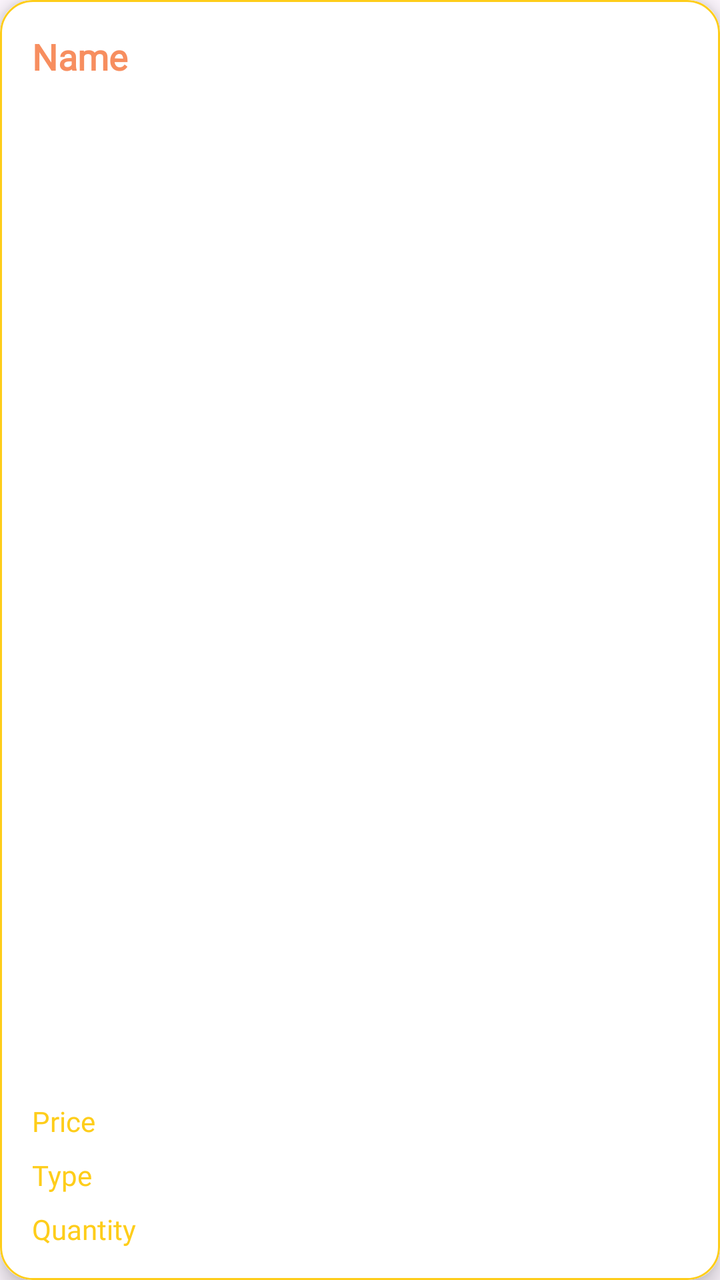
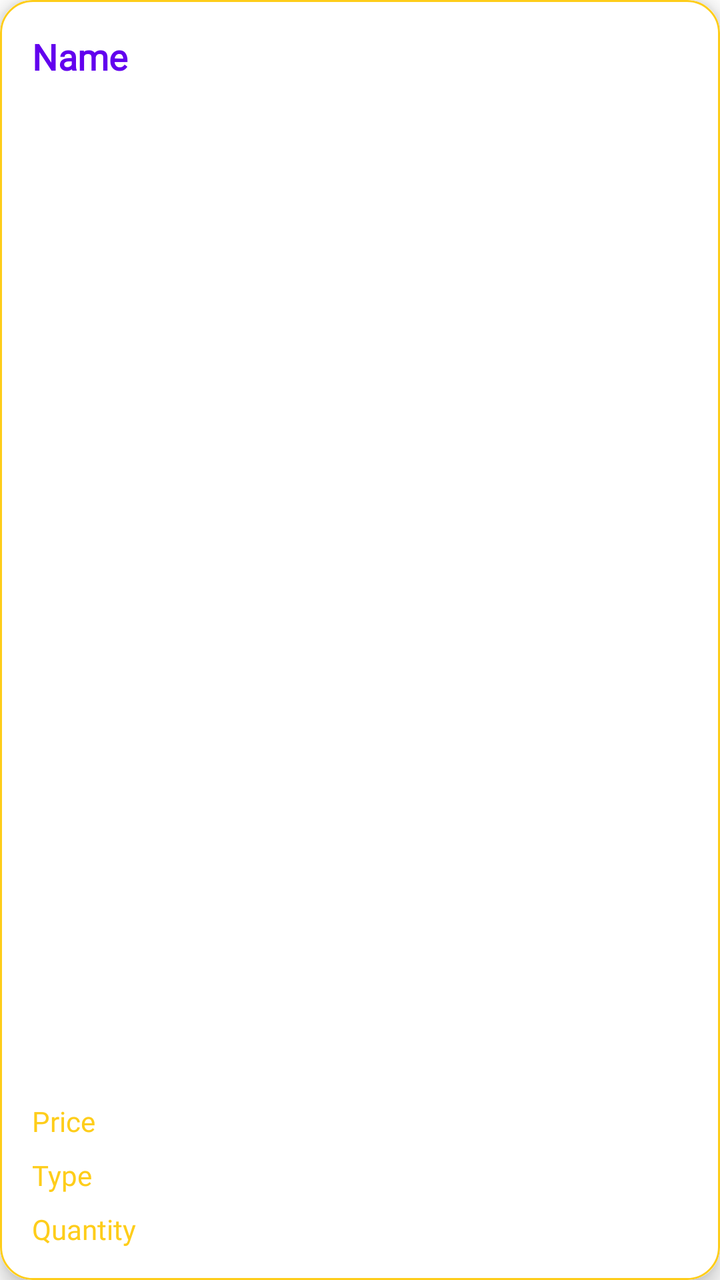

Screens rendered from an Android XML layout before and after an edit, with the pre-edit source and the edit as a unified diff.
<!-- AndroidManifest.xml: application theme Theme.Ceb029_nguyenquocviet -->
<!-- res/layout/computer_layout.xml -->
<?xml version="1.0" encoding="utf-8"?>
<layout
        xmlns:android="http://schemas.android.com/apk/res/android"
        xmlns:app="http://schemas.android.com/apk/res-auto">

    <androidx.cardview.widget.CardView
            android:layout_width="match_parent"
            android:layout_height="wrap_content"
            android:layout_margin="8dp"
            app:cardElevation="6dp"
            app:cardCornerRadius="16dp">

        <LinearLayout
                android:layout_width="match_parent"
                android:layout_height="match_parent"
                android:orientation="vertical"
                android:background="@drawable/pink_border"
                android:padding="16dp">

            <TextView
                    android:layout_width="match_parent"
                    android:layout_height="0dp"
                    android:id="@+id/name"
                    android:layout_weight="200"
                    android:textColor="@color/orange"
                    android:fontFamily="@font/poppins"
                    android:text="Name"
                    android:textStyle="bold"
                    android:textSize="18sp"/>

            <TextView
                    android:layout_width="match_parent"
                    android:layout_height="wrap_content"
                    android:id="@+id/price"
                    android:layout_marginTop="8dp"
                    android:maxHeight="170dp"
                    android:text="Price"
                    android:textSize="14sp"
                    android:fontFamily="@font/poppins"
                    android:textColor="@color/yellow"/>

            <TextView
                    android:layout_width="match_parent"
                    android:layout_height="wrap_content"
                    android:id="@+id/type"
                    android:layout_marginTop="8dp"
                    android:maxHeight="170dp"
                    android:text="Type"
                    android:textSize="14sp"
                    android:fontFamily="@font/poppins"
                    android:textColor="@color/yellow"/>

            <TextView
                    android:layout_width="match_parent"
                    android:layout_height="wrap_content"
                    android:id="@+id/quantity"
                    android:layout_marginTop="8dp"
                    android:maxHeight="170dp"
                    android:text="Quantity"
                    android:textSize="14sp"
                    android:fontFamily="@font/poppins"
                    android:textColor="@color/yellow"/>

        </LinearLayout>
    </androidx.cardview.widget.CardView>
</layout>
<!-- resources referenced by this layout -->
<resources>
  <color name="orange">#F78E5F</color>
  <color name="yellow">#FECD1A</color>
  <!-- drawable pink_border (drawable) -->
  <?xml version="1.0" encoding="utf-8"?>
  <shape xmlns:android="http://schemas.android.com/apk/res/android"
      android:shape="rectangle">
  
      <stroke
          android:width="1dp"
          android:color="@color/yellow"/>
  
      <corners
          android:radius="16dp"/>
  
  </shape>
  <style name="Theme.Ceb029_nguyenquocviet" parent="Base.Theme.Ceb029_nguyenquocviet" />
  <style name="Base.Theme.Ceb029_nguyenquocviet" parent="Theme.Material3.Light.NoActionBar">
          <item name="colorPrimary">@color/purple_500</item>
          <item name="colorPrimaryVariant">@color/purple_700</item>
          <item name="colorOnPrimary">@color/white</item>
          
          <item name="colorSecondary">@color/teal_200</item>
          <item name="colorSecondaryVariant">@color/teal_700</item>
          <item name="colorOnSecondary">@color/black</item>
          
          <item name="android:statusBarColor" tools:targetApi="l">?attr/colorPrimaryVariant</item>
          
      </style>
  <color name="purple_500">#FF6200EE</color>
  <color name="purple_700">#FF3700B3</color>
  <color name="white">#FFFFFFFF</color>
  <color name="teal_200">#FF03DAC5</color>
  <color name="teal_700">#FF018786</color>
  <color name="black">#FF000000</color>
</resources>

<!-- the commit's change to res/layout/computer_layout.xml (unified diff, before → after) -->
@@ -22,7 +22,7 @@
                     android:layout_height="0dp"
                     android:id="@+id/name"
                     android:layout_weight="200"
-                    android:textColor="@color/orange"
+                    android:textColor="@color/purple_500"
                     android:fontFamily="@font/poppins"
                     android:text="Name"
                     android:textStyle="bold"
<!-- resource entries referenced after the edit -->
@@ -1,6 +1,5 @@
 <!-- resources referenced by this layout -->
 <resources>
-  <color name="orange">#F78E5F</color>
   <color name="yellow">#FECD1A</color>
   <!-- drawable pink_border (drawable) -->
   <?xml version="1.0" encoding="utf-8"?>
@@ -16,8 +15,8 @@
   
   </shape>
   <style name="Theme.Ceb029_nguyenquocviet" parent="Base.Theme.Ceb029_nguyenquocviet" />
-  <style name="Base.Theme.Ceb029_nguyenquocviet" parent="Theme.Material3.Light.NoActionBar">
-          <item name="colorPrimary">@color/purple_500</item>
+  <style name="Base.Theme.Ceb029_nguyenquocviet" parent="Theme.MaterialComponents.DayNight.DarkActionBar">
+          <item name="colorPrimary">@color/yellow</item>
           <item name="colorPrimaryVariant">@color/purple_700</item>
           <item name="colorOnPrimary">@color/white</item>
           
